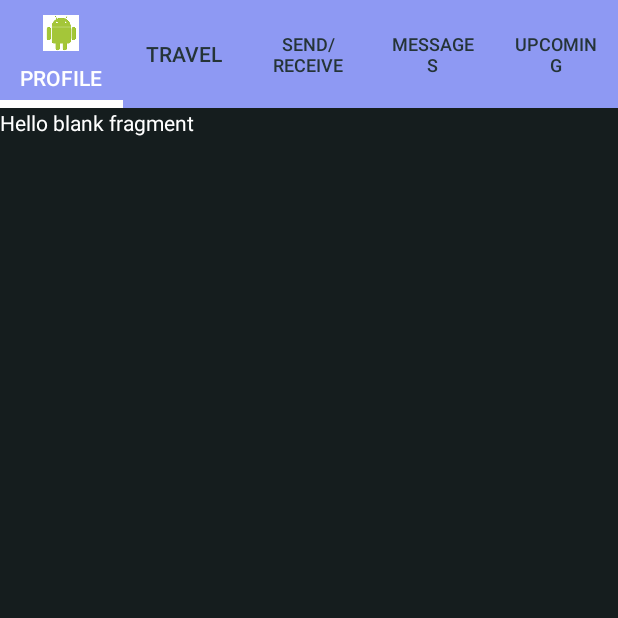
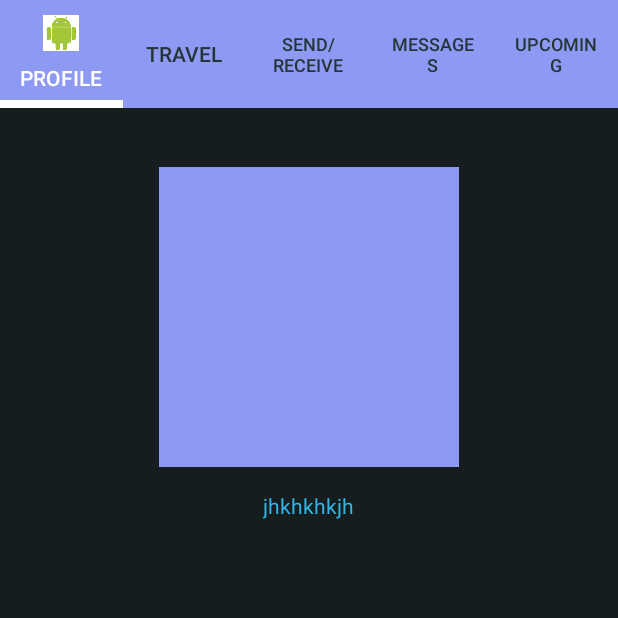
Before and after one commit to robertvunabandi/airspace-app-old, an Android app: the screen it shows after launch (MainActivity), on a phone screen of 412 x 824 dp, the top half of it. Run offline under Robolectric (Android 15) with nearby library versions, the phone set to English and light mode, and no system bars; libraries missing offline, so code that uses them is left out: com.github.aakira.expandablelayout, com.loopj.android, cz.msebera.android; 1 statement that could not run was skipped.

```diff
--- a/app/src/main/java/com/example/mandaleeyp/teamrawrapp/fragments/ProfileFragment.java
+++ b/app/src/main/java/com/example/mandaleeyp/teamrawrapp/fragments/ProfileFragment.java
@@ -1,53 +1,35 @@
 package com.example.mandaleeyp.teamrawrapp.fragments;
 
-import android.content.Context;
+import android.content.Intent;
+import android.graphics.Bitmap;
 import android.net.Uri;
 import android.os.Bundle;
+import android.provider.MediaStore;
 import android.support.v4.app.Fragment;
 import android.view.LayoutInflater;
 import android.view.View;
 import android.view.ViewGroup;
+import android.widget.ImageView;
 
 import com.example.mandaleeyp.teamrawrapp.R;
 
-/**
- * A simple {@link Fragment} subclass.
- * Activities that contain this fragment must implement the
- * {@link ProfileFragment.OnFragmentInteractionListener} interface
- * to handle interaction events.
- * Use the {@link ProfileFragment#newInstance} factory method to
- * create an instance of this fragment.
- */
+import java.io.IOException;
+
+import static android.app.Activity.RESULT_OK;
+
 public class ProfileFragment extends Fragment {
-    // TODO: Rename parameter arguments, choose names that match
-    // the fragment initialization parameters, e.g. ARG_ITEM_NUMBER
-    private static final String ARG_PARAM1 = "param1";
-    private static final String ARG_PARAM2 = "param2";
 
-    // TODO: Rename and change types of parameters
-    private String mParam1;
-    private String mParam2;
+    ImageView profile;
+    //    Button upload;
+    private int PICK_IMAGE_REQUEST = 1;
 
-//    private OnFragmentInteractionListener mListener;
 
     public ProfileFragment() {
-        // Required empty public constructor
     }
 
-    /**
-     * Use this factory method to create a new instance of
-     * this fragment using the provided parameters.
-     *
-     * @param param1 Parameter 1.
-     * @param param2 Parameter 2.
-     * @return A new instance of fragment ProfileFragment.
-     */
-    // TODO: Rename and change types and number of parameters
     public static ProfileFragment newInstance(String param1, String param2) {
         ProfileFragment fragment = new ProfileFragment();
         Bundle args = new Bundle();
-        args.putString(ARG_PARAM1, param1);
-        args.putString(ARG_PARAM2, param2);
         fragment.setArguments(args);
         return fragment;
     }
@@ -55,58 +37,48 @@ public class ProfileFragment extends Fragment {
     @Override
     public void onCreate(Bundle savedInstanceState) {
         super.onCreate(savedInstanceState);
-        if (getArguments() != null) {
-            mParam1 = getArguments().getString(ARG_PARAM1);
-            mParam2 = getArguments().getString(ARG_PARAM2);
-        }
     }
 
     @Override
     public View onCreateView(LayoutInflater inflater, ViewGroup container,
                              Bundle savedInstanceState) {
         // Inflate the layout for this fragment
-        return inflater.inflate(R.layout.fragment_profile, container, false);
-    }
+        View v = inflater.inflate(R.layout.fragment_profile, container, false);
+        profile = (ImageView) v.findViewById(R.id.iv_profile);
+        // upload = (Button) v.findViewById(R.id.bt_upload);
 
-}
-
-
-  /*  // TODO: Rename method, update argument and hook method into UI event
-    public void onButtonPressed(Uri uri) {
-        if (mListener != null) {
-            mListener.onFragmentInteraction(uri);
-        }
+        profile.setOnClickListener(new View.OnClickListener() {
+            @Override
+            public void onClick(View v) {
+                //Toast.makeText(getApplicationContext(),"image clicked",Toast.LENGTH_SHORT).show();
+                Intent intent = new Intent();
+                // Show only images, no videos or anything else
+                intent.setType("image/*");
+                intent.setAction(Intent.ACTION_GET_CONTENT);
+                // Always show the chooser (if there are multiple options available)
+                startActivityForResult(Intent.createChooser(intent, "Select Picture"), PICK_IMAGE_REQUEST);
+            }
+        });
+        return v;
     }
 
     @Override
-    public void onAttach(Context context) {
-        super.onAttach(context);
-        if (context instanceof OnFragmentInteractionListener) {
-            mListener = (OnFragmentInteractionListener) context;
-        } else {
-            throw new RuntimeException(context.toString()
-                    + " must implement OnFragmentInteractionListener");
+    public void onActivityResult(int requestCode, int resultCode, Intent data) {
+        super.onActivityResult(requestCode, resultCode, data);
+        if (requestCode == PICK_IMAGE_REQUEST && resultCode == RESULT_OK && data != null && data.getData() != null) {
+
+            Uri uri = data.getData();
+            myPrefsEdit.putString("url", uri.toString());
+            myPrefsEdit.commit();
+
+            try {
+                Bitmap bitmap = MediaStore.Images.Media.getBitmap(getContentResolver(), uri);
+                // Log.d(TAG, String.valueOf(bitmap));
+
+                profile.setImageBitmap(bitmap);
+            } catch (IOException e) {
+                e.printStackTrace();
+            }
         }
     }
-
-    @Override
-    public void onDetach() {
-        super.onDetach();
-        mListener = null;
-    }
-
-    /**
-     * This interface must be implemented by activities that contain this
-     * fragment to allow an interaction in this fragment to be communicated
-     * to the activity and potentially other fragments contained in that
-     * activity.
-     * <p>
-     * See the Android Training lesson <a href=
-     * "http://developer.android.com/training/basics/fragments/communicating.html"
-     * >Communicating with Other Fragments</a> for more information.
-     *
-    public interface OnFragmentInteractionListener {
-        // TODO: Update argument type and name
-        void onFragmentInteraction(Uri uri);
-    }
-    */
+}
--- a/app/src/main/res/layout/activity_sender_form.xml
+++ b/app/src/main/res/layout/activity_sender_form.xml
@@ -179,7 +179,7 @@
                 android:layout_alignParentLeft="true"
                 android:layout_alignParentStart="true"
                 android:layout_below="@+id/rl_flexiblityDropoffInit"
-                android:text="How will you get the item/s to the reciepent?"
+                android:text="How will you get the item/s to the recipient?"
                 android:textAppearance="@style/TextAppearance.AppCompat.Body1"
                 android:textSize="18sp" />
 
--- a/app/src/main/res/layout/fragment_profile.xml
+++ b/app/src/main/res/layout/fragment_profile.xml
@@ -1,15 +1,27 @@
-<FrameLayout xmlns:android="http://schemas.android.com/apk/res/android"
+<RelativeLayout xmlns:android="http://schemas.android.com/apk/res/android"
+    xmlns:app="http://schemas.android.com/apk/res-auto"
     xmlns:tools="http://schemas.android.com/tools"
     android:layout_width="match_parent"
     android:layout_height="match_parent"
     android:background="@color/SXXDark"
     tools:context="com.example.mandaleeyp.teamrawrapp.fragments.ProfileFragment">
 
-    <!-- TODO: Update blank fragment layout -->
+    <ImageView
+        android:id="@+id/iv_profile"
+        android:layout_width="200dp"
+        android:layout_height="200dp"
+        app:srcCompat="@color/PLight"
+        android:layout_alignParentTop="true"
+        android:layout_centerHorizontal="true"
+        android:layout_marginTop="39dp" />
+
     <TextView
-        android:layout_width="match_parent"
-        android:layout_height="match_parent"
-        android:textColor="@color/White"
-        android:text="@string/hello_blank_fragment" />
-
-</FrameLayout>
+        android:id="@+id/tv_location"
+        android:layout_width="wrap_content"
+        android:layout_height="wrap_content"
+        android:layout_below="@+id/iv_profile"
+        android:layout_centerHorizontal="true"
+        android:layout_marginTop="16dp"
+        android:text="jhkhkhkjh"
+        android:textColor="@android:color/holo_blue_light" />
+</RelativeLayout>
```
Also changed, not shown: app/src/main/java/com/example/mandaleeyp/teamrawrapp/fragments/TripsFragment.java (+0 -7 lines).
